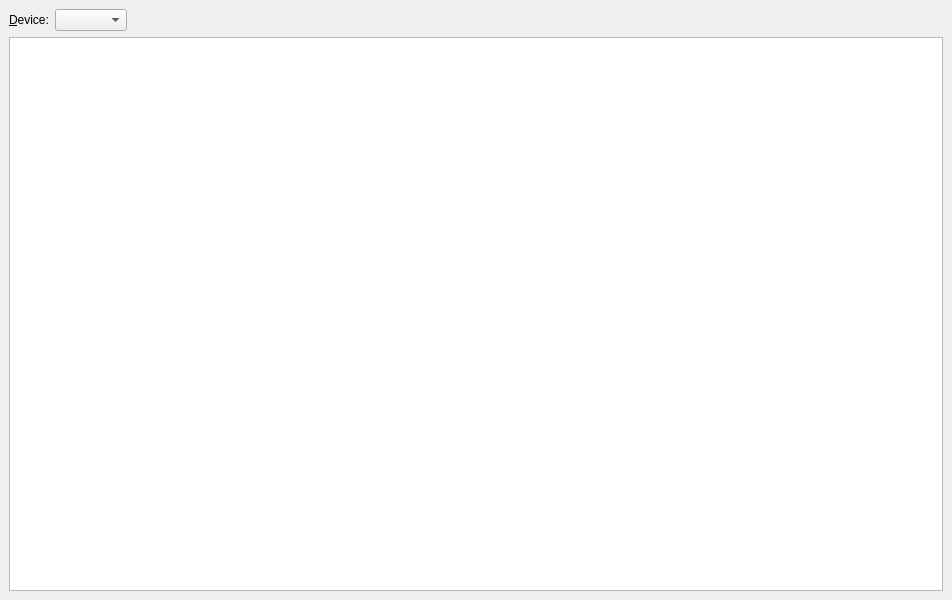
This is src/ui/main.ui in havardgulldahl/jottagui as Qt 5 draws it before an edit. The edited form follows.
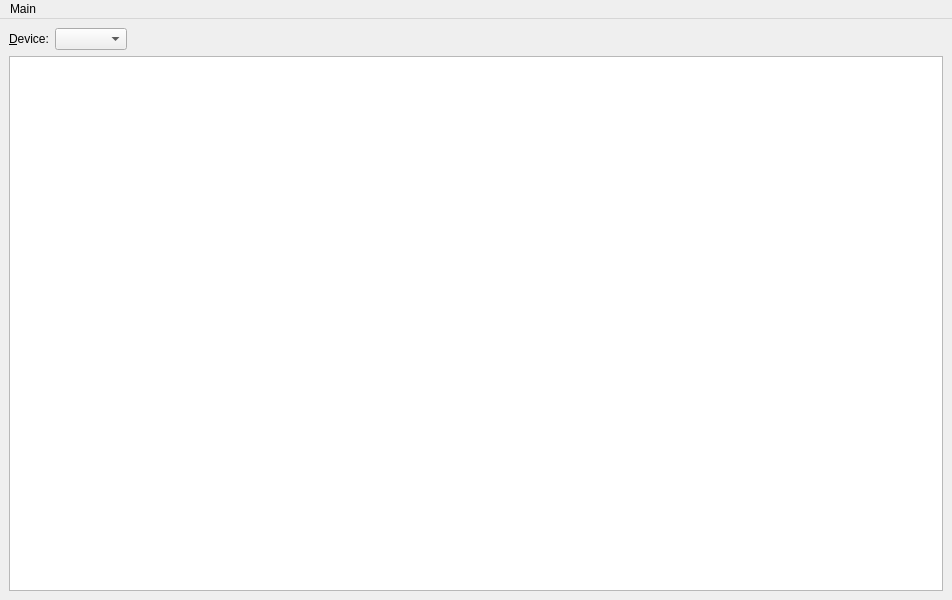
This is the edited form.

Commit message: add login modal dialog and bundle cacert.pem for app distribution

Diff of the .ui file:
```diff
--- a/src/ui/main.ui
+++ b/src/ui/main.ui
@@ -100,6 +100,16 @@
      <height>22</height>
     </rect>
    </property>
+   <widget class="QMenu" name="menuMain">
+    <property name="title">
+     <string>Main</string>
+    </property>
+    <addaction name="actionLogin"/>
+    <addaction name="separator"/>
+    <addaction name="actionAbout_votta"/>
+    <addaction name="actionLicenses"/>
+   </widget>
+   <addaction name="menuMain"/>
   </widget>
  </widget>
  <tabstops>
```
Left out of the diff: 15 changed lines with no effect on the pictures. The commit also changes 1 other file.
